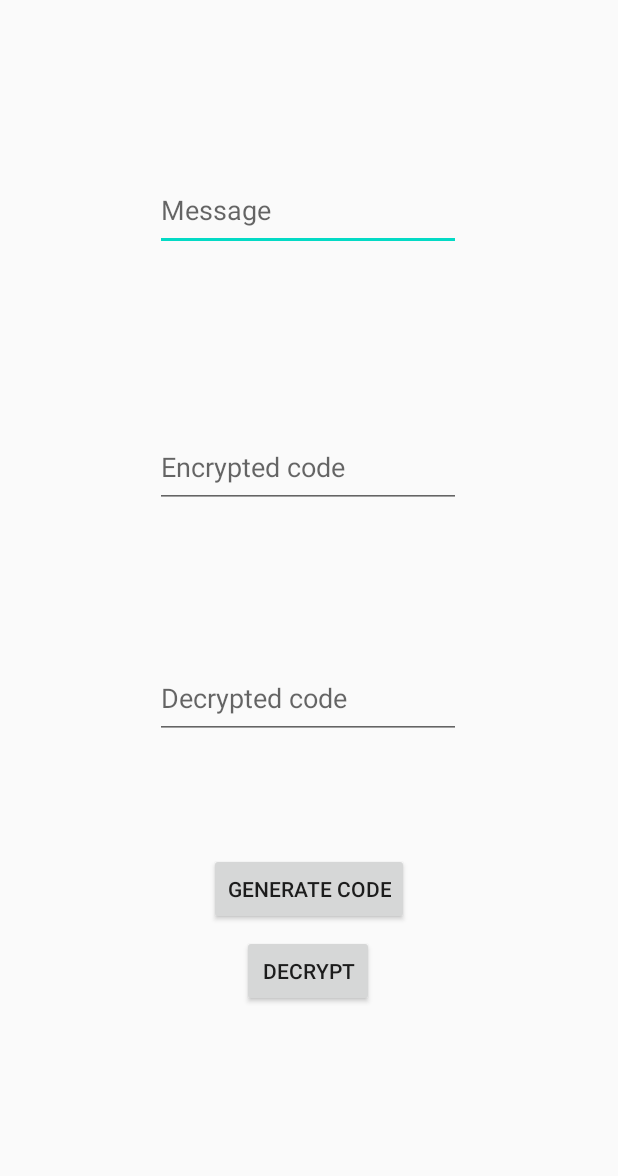
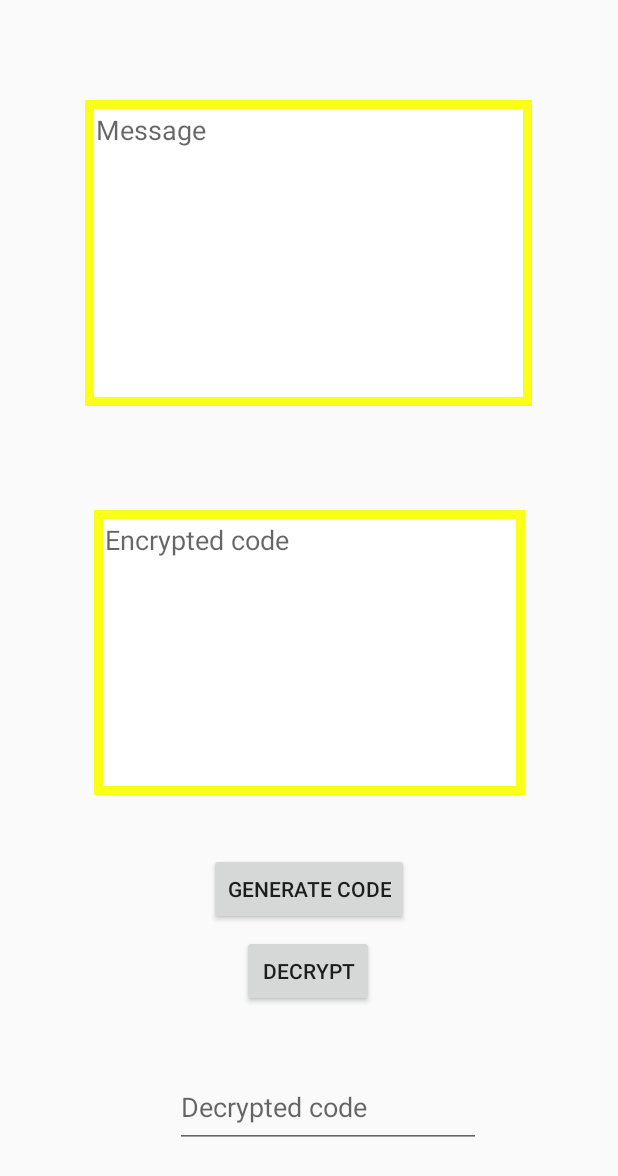
Before and after one commit to ThemApples/Bittercode, an Android app: the screen it shows after launch (MainActivity), on a phone screen of 412 x 824 dp. Shown: the top 1176 px of the screen. Run offline under Robolectric (Android 15) with nearby library versions, the phone set to English and light mode, and no system bars.

Commit message:
working on updating UI

```diff
--- /dev/null
+++ b/Bittercode/app/src/main/res/drawable/rounded_borders.xml
@@ -0,0 +1,5 @@
+<?xml version="1.0" encoding="utf-8"?>
+<shape xmlns:android="http://schemas.android.com/apk/res/android" android:shape="rectangle" >
+    <solid android:color="@android:color/white" />
+    <stroke android:width="6dip" android:color="@color/yellow"/>
+</shape>
--- a/Bittercode/app/src/main/res/layout/activity_main.xml
+++ b/Bittercode/app/src/main/res/layout/activity_main.xml
@@ -8,28 +8,46 @@
 
     <EditText
         android:id="@+id/message"
-        android:layout_width="204dp"
-        android:layout_height="54dp"
+        android:layout_width="298dp"
+        android:layout_height="204dp"
+        android:background="@drawable/rounded_borders"
+        android:gravity="top|left"
         android:hint="Message"
+        android:inputType="textMultiLine"
+        android:lines="6"
+        android:overScrollMode="always"
+        android:padding="7dp"
+        android:scrollbarStyle="insideInset"
+        android:scrollbars="vertical"
+        android:scrollHorizontally="false"
+        android:textAppearance="?android:attr/textAppearanceMedium"
         app:layout_constraintBottom_toBottomOf="parent"
         app:layout_constraintEnd_toEndOf="parent"
-        app:layout_constraintHorizontal_bias="0.497"
+        app:layout_constraintHorizontal_bias="0.495"
         app:layout_constraintStart_toStartOf="parent"
         app:layout_constraintTop_toTopOf="parent"
-        app:layout_constraintVertical_bias="0.147" />
-
+        app:layout_constraintVertical_bias="0.108" />
 
     <EditText
         android:id="@+id/encrypt"
-        android:layout_width="204dp"
-        android:layout_height="54dp"
+        android:layout_width="287dp"
+        android:layout_height="190dp"
+        android:background="@drawable/rounded_borders"
+        android:padding="7dp"
+        android:gravity="top|left"
         android:hint="Encrypted code"
+        android:inputType="textMultiLine"
+        android:lines="6"
+        android:overScrollMode="always"
+        android:scrollbarStyle="insideInset"
+        android:scrollbars="vertical"
+        android:scrollHorizontally="false"
+        android:textAppearance="?android:attr/textAppearanceMedium"
         app:layout_constraintBottom_toBottomOf="parent"
         app:layout_constraintEnd_toEndOf="parent"
-        app:layout_constraintHorizontal_bias="0.497"
         app:layout_constraintStart_toStartOf="parent"
         app:layout_constraintTop_toTopOf="parent"
-        app:layout_constraintVertical_bias="0.37" />
+        app:layout_constraintVertical_bias="0.536" />
 
     <EditText
         android:id="@+id/decrypt"
@@ -38,10 +56,10 @@
         android:hint="Decrypted code"
         app:layout_constraintBottom_toBottomOf="parent"
         app:layout_constraintEnd_toEndOf="parent"
-        app:layout_constraintHorizontal_bias="0.497"
+        app:layout_constraintHorizontal_bias="0.56"
         app:layout_constraintStart_toStartOf="parent"
         app:layout_constraintTop_toTopOf="parent"
-        app:layout_constraintVertical_bias="0.57" />
+        app:layout_constraintVertical_bias="0.924" />
 
     <Button
         android:id="@+id/generate"
--- a/Bittercode/app/src/main/res/values/colors.xml
+++ b/Bittercode/app/src/main/res/values/colors.xml
@@ -3,4 +3,5 @@
     <color name="colorPrimary">#6200EE</color>
     <color name="colorPrimaryDark">#3700B3</color>
     <color name="colorAccent">#03DAC5</color>
+    <color name="yellow">#fbff18</color>
 </resources>
```
